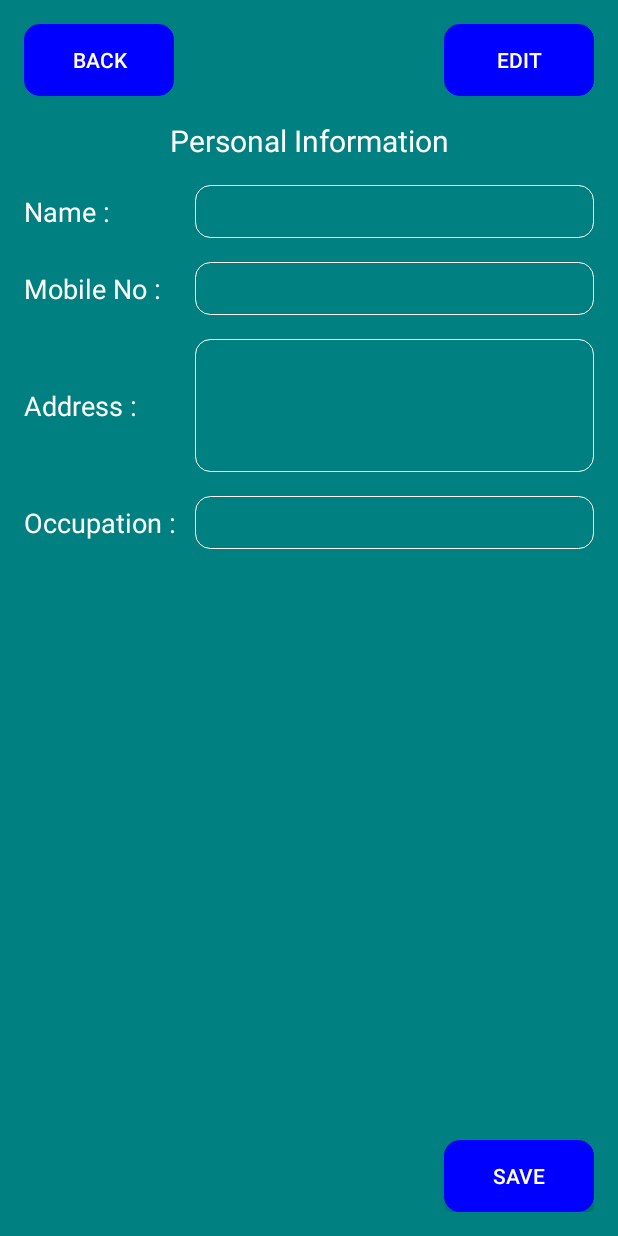
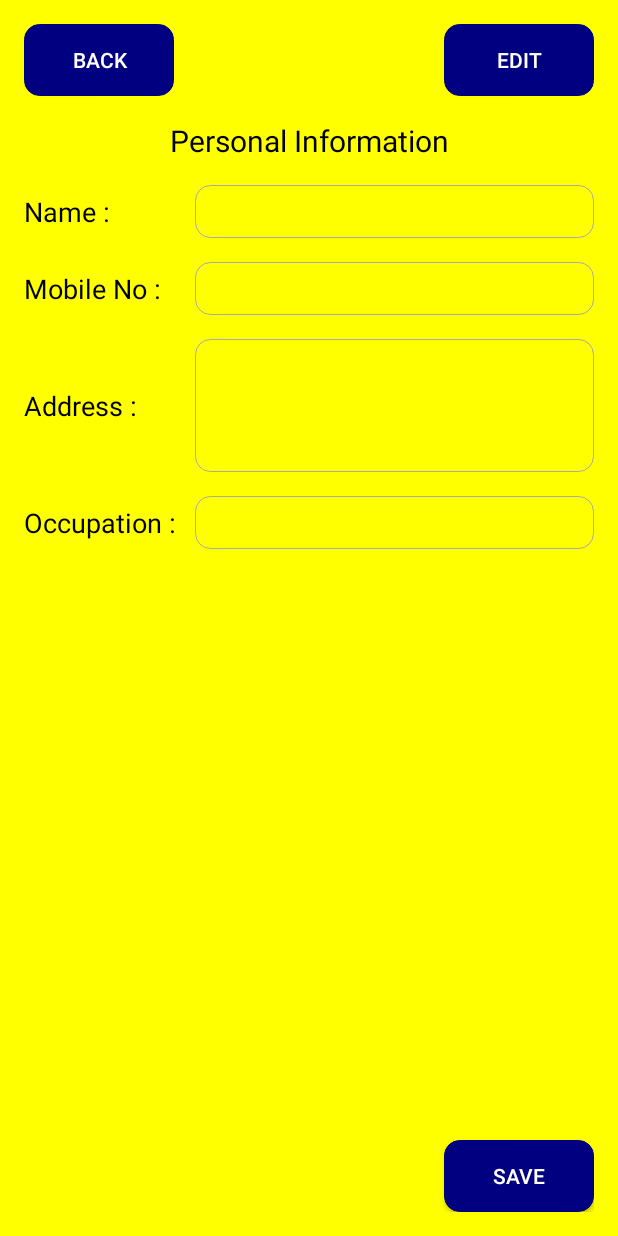
Before and after one commit to srisailampaka/SelfSecurity, an Android app: the layout activity_personal_information.xml on its own in the app's theme, with its tools: preview values and no code run, on a phone screen of 412 x 824 dp. Run offline under Robolectric (Android 15) with nearby library versions, the phone set to English and light mode, and no system bars.

Commit message:
update code

```diff
--- a/app/src/main/AndroidManifest.xml
+++ b/app/src/main/AndroidManifest.xml
@@ -21,7 +21,7 @@
     <application
         android:name=".SecurityApplication"
         android:allowBackup="true"
-        android:icon="@mipmap/ic_launcher"
+        android:icon="@drawable/ic_icon"
         android:label="@string/app_name"
         android:supportsRtl="true"
         android:theme="@style/AppTheme">
@@ -48,7 +48,8 @@
         <activity android:name=".activitys.EditContactsActivity" />
         <activity android:name=".activitys.PanicActivity" />
         <activity android:name=".activitys.FirstAidInfoActivity" />
-        <activity android:name=".activitys.SettingActivity" />
+        <activity android:name=".activitys.SettingActivity"
+            android:theme="@style/AppTheme.NoActionBar"/>
         <activity android:name=".activitys.MessageSettingActivity" />
         <activity android:name=".activitys.TimerSettingActivity">
 
--- a/app/src/main/java/com/tutorialandroid/selfsecurity/SecurityApplication.java
+++ b/app/src/main/java/com/tutorialandroid/selfsecurity/SecurityApplication.java
@@ -134,8 +134,8 @@ public class SecurityApplication extends Application {
 
         ContentValues values = new ContentValues();
         SharedPreferences sharedPreferences = getSharedPreferences("userinfo", 0);
-        values.put(DataBaseHandler.KEY_TIME, sharedPreferences.getString("alerttime", ".."));
-        values.put(DataBaseHandler.KEY_MESSAGE, sharedPreferences.getString("alertmessage", ".."));
+        values.put(DataBaseHandler.KEY_TIME, sharedPreferences.getString("alerttime", ""));
+        values.put(DataBaseHandler.KEY_MESSAGE, sharedPreferences.getString("alertmessage", ""));
         Uri uri = getContentResolver().insert(ContactsProvider.MESSAGE_URI, values);
 
     }
@@ -315,6 +315,6 @@ public class SecurityApplication extends Application {
         if (!Connectivity.isNetworkAvailable(getApplicationContext())){
             return latitude+","+longitude;
         }else{
-        return address + "," + city + "," + state + "," + country;}
+        return address;}
     }
 }
--- a/app/src/main/java/com/tutorialandroid/selfsecurity/activitys/MessageSettingActivity.java
+++ b/app/src/main/java/com/tutorialandroid/selfsecurity/activitys/MessageSettingActivity.java
@@ -34,7 +34,7 @@ public class MessageSettingActivity extends AppCompatActivity {
         super.onCreate(savedInstanceState);
         setContentView(R.layout.activity_message_setting);
         ButterKnife.bind(this);
-        sharedPreferences = getSharedPreferences("userinfo", MODE_PRIVATE);
+        sharedPreferences = getSharedPreferences("userinfo", 0);
         edtMessage.setText(sharedPreferences.getString("alertmessage", ""));
         if(!TextUtils.isEmpty(edtMessage.getText().toString()))
         {edtMessage.setEnabled(false);}
@@ -51,7 +51,7 @@ public class MessageSettingActivity extends AppCompatActivity {
                 break;
             case R.id.btn_save:
                 if (!TextUtils.isEmpty(edtMessage.getText().toString().trim())) {
-                    sharedPreferences = getSharedPreferences("userinfo", MODE_PRIVATE);
+                    sharedPreferences = getSharedPreferences("userinfo", 0);
                     SharedPreferences.Editor edit = sharedPreferences.edit();
                     edit.putString("alertmessage", edtMessage.getText().toString());
                     edit.commit();
--- a/app/src/main/java/com/tutorialandroid/selfsecurity/activitys/TimerSettingActivity.java
+++ b/app/src/main/java/com/tutorialandroid/selfsecurity/activitys/TimerSettingActivity.java
@@ -37,10 +37,10 @@ public class TimerSettingActivity extends AppCompatActivity {
         super.onCreate(savedInstanceState);
         setContentView(R.layout.activity_timer_setting);
         ButterKnife.bind(this);
-        sharedPreferences = getSharedPreferences("userinfo", MODE_PRIVATE);
+        sharedPreferences = getSharedPreferences("userinfo", 0);
         numberPicker.setMinValue(1);
         numberPicker.setMaxValue(60);
-        numberPicker.setValue(Integer.valueOf(sharedPreferences.getString("alerttime", "0")));
+        numberPicker.setValue(Integer.valueOf(sharedPreferences.getString("alerttime", "")));
         numberPicker.setOnValueChangedListener(new NumberPicker.OnValueChangeListener() {
             @Override
             public void onValueChange(NumberPicker picker, int oldVal, int newVal) {
@@ -56,7 +56,7 @@ public class TimerSettingActivity extends AppCompatActivity {
                 finish();
                 break;
             case R.id.btn_save:
-                sharedPreferences = getSharedPreferences("userinfo", MODE_PRIVATE);
+                sharedPreferences = getSharedPreferences("userinfo", 0);
                 SharedPreferences.Editor edit = sharedPreferences.edit();
                 edit.putString("alerttime", String.valueOf(numberPicker.getValue()));
                 edit.commit();
--- a/app/src/main/res/drawable/btn_background.xml
+++ b/app/src/main/res/drawable/btn_background.xml
@@ -1,11 +1,11 @@
 <?xml version="1.0" encoding="utf-8"?>
 <shape xmlns:android="http://schemas.android.com/apk/res/android"
     android:shape="rectangle" android:padding="1dp">
-    <solid android:color="@color/blue"/>
+    <solid android:color="@color/navi_blue"/>
     <corners
         android:bottomRightRadius="10dp"
         android:bottomLeftRadius="10dp"
         android:topLeftRadius="10dp"
         android:topRightRadius="10dp"/>
-    <stroke android:width="0.5dip" android:color="@color/blue" />
+    <stroke android:width="0.5dip" android:color="@color/navi_blue" />
 </shape>
--- a/app/src/main/res/drawable/rounded_red_edittext.xml
+++ b/app/src/main/res/drawable/rounded_red_edittext.xml
@@ -7,5 +7,5 @@
         android:bottomLeftRadius="10dp"
         android:topLeftRadius="10dp"
         android:topRightRadius="10dp"/>
-    <stroke android:width="0.5dip" android:color="#ffffff" />
+    <stroke android:width="0.5dip" android:color="@color/dark_grey" />
 </shape>
--- a/app/src/main/res/layout/activity_personal_information.xml
+++ b/app/src/main/res/layout/activity_personal_information.xml
@@ -5,7 +5,7 @@
     android:paddingRight="@dimen/activity_horizontal_margin"
     android:paddingTop="@dimen/activity_vertical_margin"
     android:paddingBottom="@dimen/activity_vertical_margin"
-    android:background="@color/bacscreen"
+    android:background="@color/yellow"
     tools:context="com.tutorialandroid.selfsecurity.activitys.PersonalInformationActivity">
     <Button
         android:id="@+id/btn_back"
@@ -34,7 +34,7 @@
         android:text="@string/personal_information"
         android:textSize="20dp"
         android:gravity="center"
-        android:textColor="@color/white"
+        android:textColor="@color/black"
         android:layout_marginTop="@dimen/activity_vertical_margin"/>
     <LinearLayout
         android:layout_width="match_parent"
@@ -52,7 +52,7 @@
             <TextView
                 android:layout_width="match_parent"
                 android:layout_height="wrap_content"
-                android:textColor="@color/white"
+                android:textColor="@color/black"
                 android:layout_weight="0.7"
                 android:textSize="18sp"
                 android:text="Name :"/>
@@ -66,7 +66,7 @@
                 android:inputType="text"
                 android:layout_weight="0.3"
                 android:paddingLeft="5dp"
-                android:textColor="@color/white"/>
+                android:textColor="@color/black"/>
         </LinearLayout>
         <LinearLayout
             android:layout_width="match_parent"
@@ -77,7 +77,7 @@
             <TextView
                 android:layout_width="match_parent"
                 android:layout_height="wrap_content"
-                android:textColor="@color/white"
+                android:textColor="@color/black"
                 android:layout_weight="0.7"
                 android:textSize="18sp"
                 android:text="Mobile No :"/>
@@ -91,7 +91,7 @@
                 android:inputType="phone"
                 android:layout_weight="0.3"
                 android:paddingLeft="5dp"
-                android:textColor="@color/white"/>
+                android:textColor="@color/black"/>
         </LinearLayout>
         <LinearLayout
             android:layout_width="match_parent"
@@ -102,7 +102,7 @@
             <TextView
                 android:layout_width="match_parent"
                 android:layout_height="wrap_content"
-                android:textColor="@color/white"
+                android:textColor="@color/black"
                 android:layout_weight="0.7"
                 android:textSize="18sp"
                 android:gravity="top"
@@ -120,7 +120,7 @@
                 android:layout_weight="0.3"
                 android:paddingLeft="5dp"
                 android:lines="4"
-                android:textColor="@color/white"/>
+                android:textColor="@color/black"/>
         </LinearLayout>
         <LinearLayout
             android:layout_width="match_parent"
@@ -131,7 +131,7 @@
             <TextView
                 android:layout_width="match_parent"
                 android:layout_height="wrap_content"
-                android:textColor="@color/white"
+                android:textColor="@color/black"
                 android:layout_weight="0.7"
                 android:textSize="18sp"
                 android:text="Occupation :"/>
@@ -145,7 +145,7 @@
                 android:inputType="text"
                 android:layout_weight="0.3"
                 android:paddingLeft="5dp"
-                android:textColor="@color/white"/>
+                android:textColor="@color/black"/>
         </LinearLayout>
     </LinearLayout>
     <Button
--- a/app/src/main/res/layout/activity_welcome.xml
+++ b/app/src/main/res/layout/activity_welcome.xml
@@ -3,7 +3,7 @@
     xmlns:tools="http://schemas.android.com/tools"
     android:layout_width="match_parent"
     android:layout_height="match_parent"
-    android:background="@color/bacscreen"
+    android:background="@color/yellow"
     tools:context="com.tutorialandroid.selfsecurity.activitys.WelcomeActivity">
 
 <TextView
@@ -13,7 +13,7 @@
     android:layout_centerInParent="true"
     android:gravity="center"
     android:textSize="20dp"
-    android:textColor="@color/white"
+    android:textColor="@color/black"
     android:text="@string/welcome_title"/>
     <Button
         android:id="@+id/btn_start"
--- a/app/src/main/res/values/colors.xml
+++ b/app/src/main/res/values/colors.xml
@@ -10,4 +10,7 @@
     <color name="black">#000000</color>
     <color name="enabled_color">#000000</color>
     <color name="disabled_color">#000000</color>
+    <color name="yellow">#FFFF00</color>
+    <color name="navi_blue">#000080</color>
+    <color name="dark_grey">#A9A9A9</color>
 </resources>
--- a/app/src/main/res/values/strings.xml
+++ b/app/src/main/res/values/strings.xml
@@ -1,5 +1,5 @@
 <resources>
-    <string name="app_name">SelfSecurity</string>
+    <string name="app_name">Safe App</string>
 
     <string name="welcome_title">Welcome \n To \n Women Safe</string>
     <string name="btn_started">Get Started</string>
```
Also changed, not shown: app/src/main/java/com/tutorialandroid/selfsecurity/activitys/WelcomeActivity.java (+8 -0 lines), app/src/main/res/layout/activity_emergency_contacts.xml (+20 -13 lines), app/src/main/res/drawable/ic_icon.jpeg (added).
